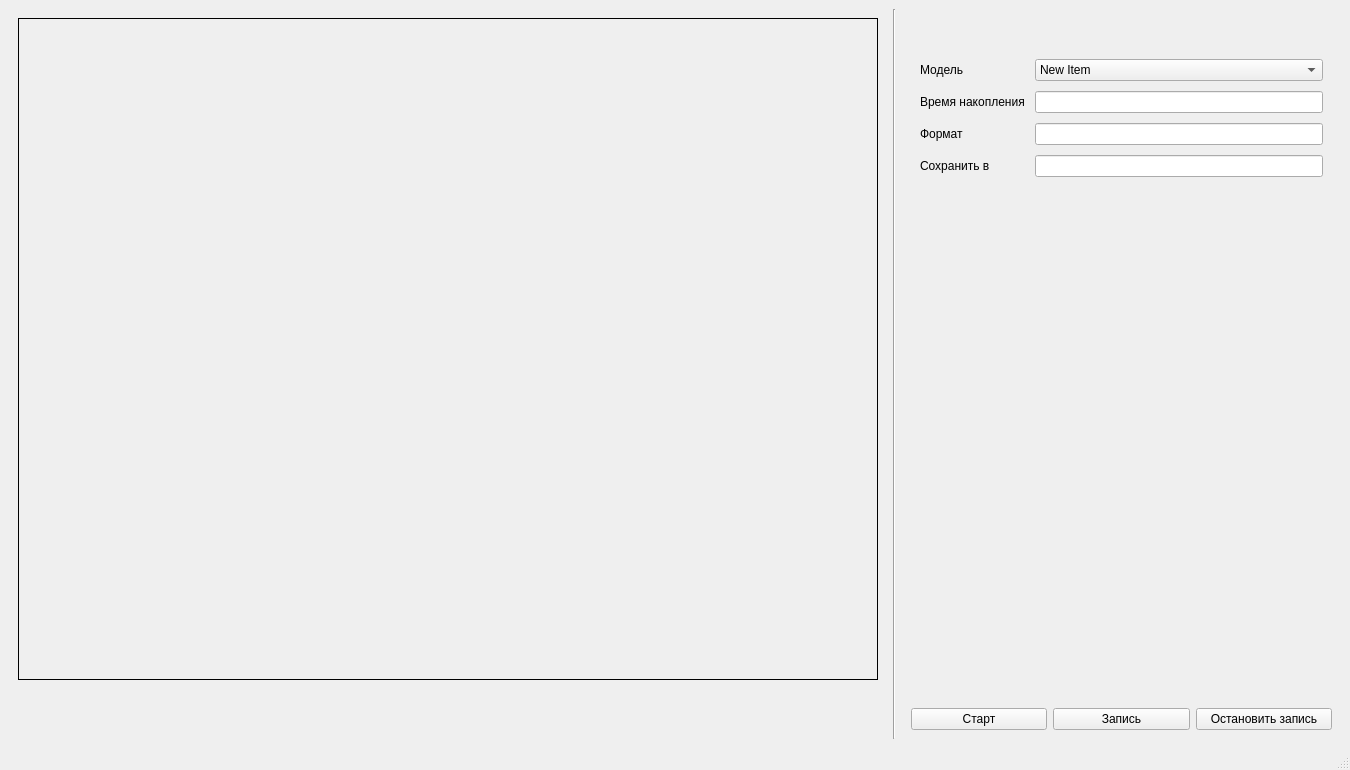
The window that QT Forms/MainWindow.ui (Superdudl/DOE) describes before a commit, drawn with Qt 5.
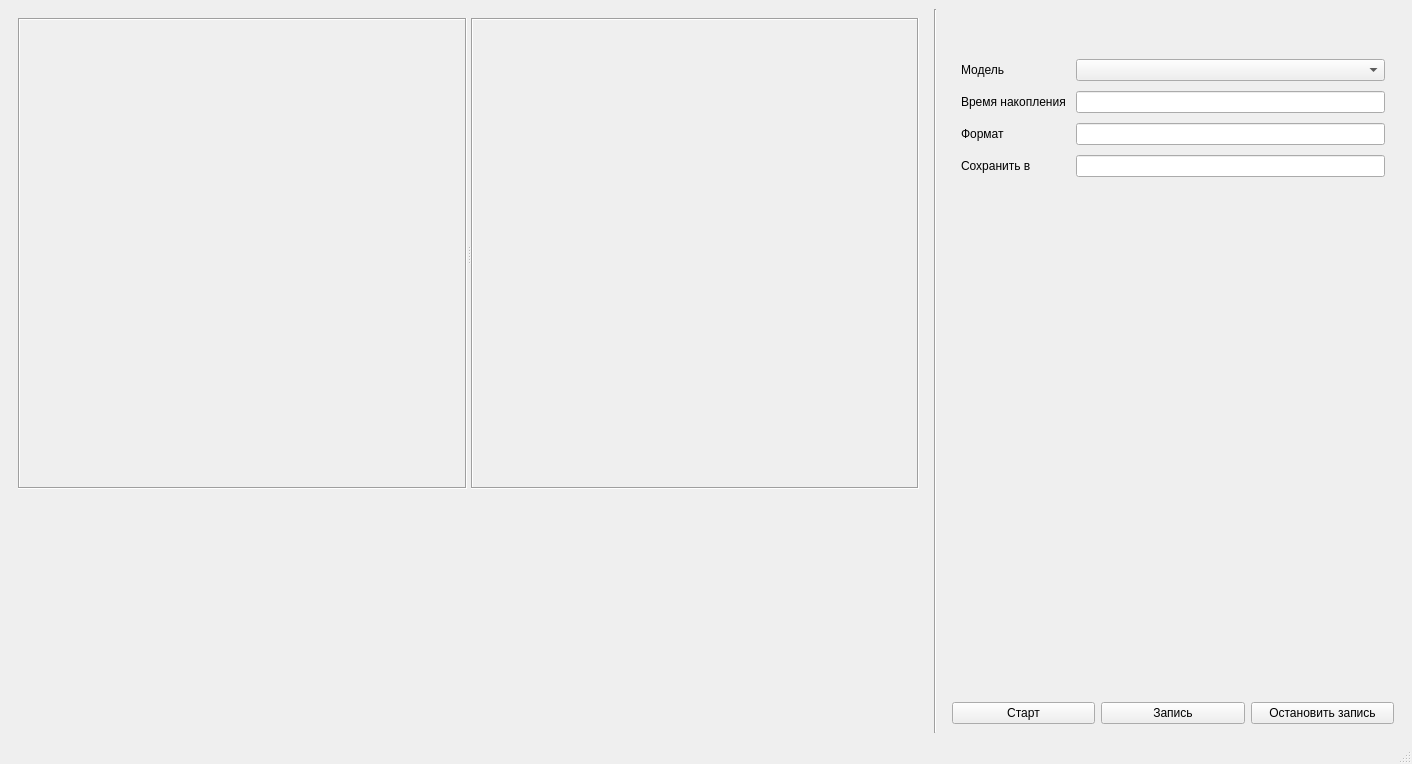
The same window after the commit.

What changed in the file:
```diff
--- a/QT Forms/MainWindow.ui
+++ b/QT Forms/MainWindow.ui
@@ -6,8 +6,8 @@
    <rect>
     <x>0</x>
     <y>0</y>
-    <width>1350</width>
-    <height>770</height>
+    <width>1412</width>
+    <height>764</height>
    </rect>
   </property>
   <property name="sizePolicy">
@@ -29,34 +29,107 @@
    <layout class="QHBoxLayout" name="horizontalLayout" stretch="4,0,2">
     <item>
      <widget class="QWidget" name="videoCaptureWidget" native="true">
-      <layout class="QGridLayout" name="gridLayout">
-       <item row="0" column="1">
-        <widget class="QLabel" name="videoCaptureLabel">
+      <property name="sizePolicy">
+       <sizepolicy hsizetype="Preferred" vsizetype="Preferred">
+        <horstretch>0</horstretch>
+        <verstretch>0</verstretch>
+       </sizepolicy>
+      </property>
+      <layout class="QVBoxLayout" name="verticalLayout_3" stretch="2,1">
+       <property name="sizeConstraint">
+        <enum>QLayout::SizeConstraint::SetMinimumSize</enum>
+       </property>
+       <item>
+        <widget class="QSplitter" name="splitter">
          <property name="sizePolicy">
-          <sizepolicy hsizetype="Preferred" vsizetype="Preferred">
+          <sizepolicy hsizetype="Ignored" vsizetype="Ignored">
            <horstretch>0</horstretch>
            <verstretch>0</verstretch>
           </sizepolicy>
          </property>
          <property name="frameShape">
-          <enum>QFrame::Shape::Box</enum>
+          <enum>QFrame::Shape::NoFrame</enum>
          </property>
-         <property name="text">
-          <string/>
+         <property name="midLineWidth">
+          <number>0</number>
          </property>
+         <property name="orientation">
+          <enum>Qt::Orientation::Horizontal</enum>
+         </property>
+         <widget class="QLabel" name="videoCaptureLabel">
+          <property name="sizePolicy">
+           <sizepolicy hsizetype="Ignored" vsizetype="Ignored">
+            <horstretch>0</horstretch>
+            <verstretch>0</verstretch>
+           </sizepolicy>
+          </property>
+          <property name="minimumSize">
+           <size>
+            <width>78</width>
+            <height>68</height>
+           </size>
+          </property>
+          <property name="baseSize">
+           <size>
+            <width>0</width>
+            <height>0</height>
+           </size>
+          </property>
+          <property name="frameShape">
+           <enum>QFrame::Shape::Box</enum>
+          </property>
+          <property name="frameShadow">
+           <enum>QFrame::Shadow::Sunken</enum>
+          </property>
+          <property name="text">
+           <string/>
+          </property>
+          <property name="scaledContents">
+           <bool>false</bool>
+          </property>
+         </widget>
+         <widget class="QLabel" name="inferenceLabel">
+          <property name="sizePolicy">
+           <sizepolicy hsizetype="Ignored" vsizetype="Ignored">
+            <horstretch>0</horstretch>
+            <verstretch>0</verstretch>
+           </sizepolicy>
+          </property>
+          <property name="minimumSize">
+           <size>
+            <width>78</width>
+            <height>68</height>
+           </size>
+          </property>
+          <property name="sizeIncrement">
+           <size>
+            <width>0</width>
+            <height>0</height>
+           </size>
+          </property>
+          <property name="frameShape">
+           <enum>QFrame::Shape::Box</enum>
+          </property>
+          <property name="frameShadow">
+           <enum>QFrame::Shadow::Sunken</enum>
+          </property>
+          <property name="text">
+           <string/>
+          </property>
+         </widget>
         </widget>
        </item>
-       <item row="1" column="1">
+       <item>
         <spacer name="verticalSpacer">
          <property name="orientation">
           <enum>Qt::Orientation::Vertical</enum>
          </property>
          <property name="sizeType">
-          <enum>QSizePolicy::Policy::Fixed</enum>
+          <enum>QSizePolicy::Policy::Preferred</enum>
          </property>
          <property name="sizeHint" stdset="0">
           <size>
-           <width>0</width>
+           <width>10</width>
            <height>50</height>
           </size>
          </property>
@@ -103,8 +176,8 @@
            <rect>
             <x>0</x>
             <y>0</y>
-            <width>421</width>
-            <height>347</height>
+            <width>442</width>
+            <height>344</height>
            </rect>
           </property>
           <layout class="QVBoxLayout" name="verticalLayout_2">
@@ -123,28 +196,7 @@
            <item>
             <layout class="QGridLayout" name="settingsGridLayout">
              <item row="0" column="1">
-              <widget class="QComboBox" name="modelComboBox">
-               <item>
-                <property name="text">
-                 <string>New Item</string>
-                </property>
-               </item>
-               <item>
-                <property name="text">
-                 <string>New Item</string>
-                </property>
-               </item>
-               <item>
-                <property name="text">
-                 <string>New Item</string>
-                </property>
-               </item>
-               <item>
-                <property name="text">
-                 <string>New Item</string>
-                </property>
-               </item>
-              </widget>
+              <widget class="QComboBox" name="modelComboBox"/>
              </item>
              <item row="1" column="1">
               <widget class="QLineEdit" name="exposureEdit"/>
```
Left out of the diff: 8 changed lines with no effect on the pictures.
